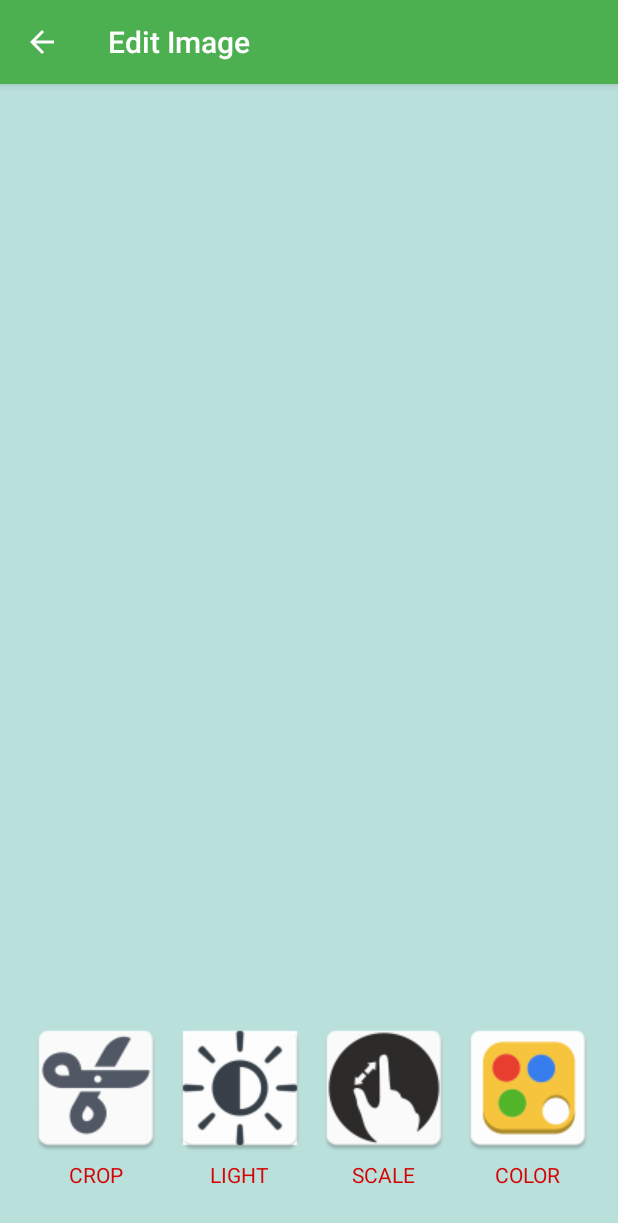
After one commit to tdsang01/photo_album_5, an Android app: the EditImageFunctionsActivity screen opened directly, with no data from a screen before it, on a phone screen of 412 x 824 dp. The commit adds this screen. Shown: the top 1223 px of the screen. Run offline under Robolectric (Android 15) with nearby library versions, the phone set to English and light mode, and no system bars.

Commit message:
Create ui edit image

```diff
--- a/app/src/main/AndroidManifest.xml
+++ b/app/src/main/AndroidManifest.xml
@@ -20,6 +20,7 @@
             </intent-filter>
         </activity>
         <activity android:name=".ui.activity.ImagesActivity"/>
+        <activity android:name=".ui.activity.EditImageFunctionsActivity"/>
     </application>
 
 </manifest>
--- a/app/src/main/java/com/framgia/photoalbum/data/model/ConstantManager.java
+++ b/app/src/main/java/com/framgia/photoalbum/data/model/ConstantManager.java
@@ -3,4 +3,20 @@ package com.framgia.photoalbum.data.model;
 public class ConstantManager {
     public static final int REQUEST_TAKE_IMAGE = 1;
     public static final String ARGUMENT_GET_IMAGE_BITMAP = "data";
+    public static final String ARGUMENT_PUT_IMAGE_INTENT = "image";
+
+    public class FunctionTitle {
+        public static final String EDIT_CROP_IMAGE = "CROP";
+        public static final String EDIT_LIGHT_IMAGE = "LIGHT";
+        public static final String EDIT_SCALE_IMAGE = "SCALE";
+        public static final String EDIT_COLOR_IMAGE = "COLOR";
+        public static final String EDIT_COLOR_BLACK_WHITE_IMAGE = "COLOR B&W";
+        public static final String EDIT_HIGHLIGHT_IMAGE = "HIGHLIGHT";
+        public static final String EDIT_CONTRAST_IMAGE = "CONTRAST";
+        public static final String EDIT_MERGE_IMAGE = "MERGE";
+        public static final String EDIT_COMBINE_IMAGE_AUDIO = "COMBINE";
+        public static final String EDIT_ZOOM_IMAGE = "ZOOM";
+        public static final String EDIT_SLIDE_IMAGE = "SLIDE";
+        public static final String SAVE_IMAGE = "SAVE";
+    }
 }
--- /dev/null
+++ b/app/src/main/java/com/framgia/photoalbum/data/model/EditItem.java
@@ -0,0 +1,30 @@
+package com.framgia.photoalbum.data.model;
+
+/**
+ * Created by SANG-TRAN on 16/01/2017.
+ */
+public class EditItem {
+    private String mTitleItem;
+    private int mImageItem;
+
+    public EditItem(String titleItem, int imageItem) {
+        mTitleItem = titleItem;
+        mImageItem = imageItem;
+    }
+
+    public String getTitleItem() {
+        return mTitleItem;
+    }
+
+    public void setTitleItem(String titleItem) {
+        mTitleItem = titleItem;
+    }
+
+    public int getImageItem() {
+        return mImageItem;
+    }
+
+    public void setImageItem(int imageItem) {
+        mImageItem = imageItem;
+    }
+}
--- /dev/null
+++ b/app/src/main/java/com/framgia/photoalbum/ui/activity/EditImageFunctionsActivity.java
@@ -0,0 +1,154 @@
+package com.framgia.photoalbum.ui.activity;
+
+import android.graphics.Bitmap;
+import android.os.Bundle;
+import android.support.v7.app.AppCompatActivity;
+import android.support.v7.widget.LinearLayoutManager;
+import android.support.v7.widget.RecyclerView;
+import android.view.MenuItem;
+import android.widget.ImageView;
+
+import com.framgia.photoalbum.R;
+import com.framgia.photoalbum.data.model.ConstantManager;
+import com.framgia.photoalbum.data.model.EditItem;
+import com.framgia.photoalbum.ui.adapter.EditImageAdapter;
+
+import java.util.ArrayList;
+
+public class EditImageFunctionsActivity extends AppCompatActivity implements
+    EditImageAdapter.ClickEvent{
+    private Bitmap mImageBitmap;
+    private ImageView mImageEdit;
+    private ArrayList<EditItem> mListFunctionEdit;
+    private RecyclerView mListFunctions;
+
+    @Override
+    protected void onCreate(Bundle savedInstanceState) {
+        super.onCreate(savedInstanceState);
+        setContentView(R.layout.activity_edit_image_functions);
+        setTitle(R.string.activity_title_edit_image);
+        initViews();
+        getImageBitmapEdit();
+    }
+
+    @Override
+    public boolean onOptionsItemSelected(MenuItem item) {
+        if (item.getItemId() == android.R.id.home) {
+            finish();
+        }
+        return super.onOptionsItemSelected(item);
+    }
+
+    private void initViews() {
+        setActionBar();
+        mImageEdit = (ImageView) findViewById(R.id.image_edit);
+        mListFunctions = (RecyclerView) findViewById(R.id.recycle_view_functions);
+        mListFunctionEdit = createListItemEdit();
+        EditImageAdapter adapter = new EditImageAdapter(getApplicationContext(),
+            mListFunctionEdit, this);
+        mListFunctions.setAdapter(adapter);
+        mListFunctions.setLayoutManager(new LinearLayoutManager(
+            getApplicationContext(),
+            LinearLayoutManager.HORIZONTAL, false));
+    }
+
+    public void getImageBitmapEdit(){
+        if (getIntent() == null) return;
+        mImageBitmap = (Bitmap) getIntent().getParcelableExtra(ConstantManager.ARGUMENT_PUT_IMAGE_INTENT);
+        if(mImageBitmap == null) return;
+        mImageEdit.setImageBitmap(mImageBitmap);
+    }
+
+    public void setActionBar() {
+        if (getSupportActionBar() != null) {
+            getSupportActionBar().setDisplayHomeAsUpEnabled(true);
+            getSupportActionBar().setDisplayShowHomeEnabled(true);
+        }
+    }
+
+    public ArrayList<EditItem> createListItemEdit() {
+        ArrayList<EditItem> listItem = new ArrayList<>();
+        listItem.add(new EditItem(
+            ConstantManager.FunctionTitle.EDIT_CROP_IMAGE,
+            R.drawable.ic_crop));
+        listItem.add(new EditItem(
+            ConstantManager.FunctionTitle.EDIT_LIGHT_IMAGE,
+            R.drawable.ic_light));
+        listItem.add(new EditItem(
+            ConstantManager.FunctionTitle.EDIT_SCALE_IMAGE,
+            R.drawable.ic_scale));
+        listItem.add(new EditItem(
+            ConstantManager.FunctionTitle.EDIT_COLOR_IMAGE,
+            R.drawable.ic_color));
+        listItem.add(new EditItem(
+            ConstantManager.FunctionTitle.EDIT_COLOR_BLACK_WHITE_IMAGE,
+            R.drawable.ic_color_b_w));
+        listItem.add(new EditItem(
+            ConstantManager.FunctionTitle.EDIT_CONTRAST_IMAGE,
+            R.drawable.ic_contrast));
+        listItem.add(new EditItem(
+            ConstantManager.FunctionTitle.EDIT_HIGHLIGHT_IMAGE,
+            R.drawable.ic_highlight));
+        listItem.add(new EditItem(
+            ConstantManager.FunctionTitle.EDIT_MERGE_IMAGE,
+            R.drawable.ic_merge));
+        listItem.add(new EditItem(
+            ConstantManager.FunctionTitle.EDIT_COMBINE_IMAGE_AUDIO,
+            R.drawable.ic_combine));
+        listItem.add(new EditItem(
+            ConstantManager.FunctionTitle.EDIT_ZOOM_IMAGE,
+            R.drawable.ic_zoom));
+        listItem.add(new EditItem(
+            ConstantManager.FunctionTitle.EDIT_SLIDE_IMAGE,
+            R.drawable.ic_slide));
+        listItem.add(new EditItem(
+            ConstantManager.FunctionTitle.SAVE_IMAGE,
+            R.drawable.ic_save));
+        return listItem;
+    }
+
+    @Override
+    public void onItemClicked(EditItem item) {
+        switch (item.getTitleItem()) {
+            case ConstantManager.FunctionTitle.EDIT_CROP_IMAGE:
+                //TODO Crop image
+                break;
+            case ConstantManager.FunctionTitle.EDIT_LIGHT_IMAGE:
+                //TODO edit light image
+                break;
+            case ConstantManager.FunctionTitle.EDIT_SCALE_IMAGE:
+                //TODO edit scale image
+                break;
+            case ConstantManager.FunctionTitle.EDIT_COLOR_IMAGE:
+                //TODO edit color image
+                break;
+            case ConstantManager.FunctionTitle.EDIT_COLOR_BLACK_WHITE_IMAGE:
+                //TODO edit color b & w image
+                break;
+            case ConstantManager.FunctionTitle.EDIT_CONTRAST_IMAGE:
+                //TODO edit contrast image
+                break;
+            case ConstantManager.FunctionTitle.EDIT_HIGHLIGHT_IMAGE:
+                //TODO edit highlight image
+                break;
+            case ConstantManager.FunctionTitle.EDIT_MERGE_IMAGE:
+                //TODO merge image
+                break;
+            case ConstantManager.FunctionTitle.EDIT_COMBINE_IMAGE_AUDIO:
+                //TODO combine image and audito to make video
+                break;
+            case ConstantManager.FunctionTitle.EDIT_ZOOM_IMAGE:
+                //TODO zoom image
+                break;
+            case ConstantManager.FunctionTitle.EDIT_SLIDE_IMAGE:
+                //TODO slide image
+                break;
+            case ConstantManager.FunctionTitle.SAVE_IMAGE:
+                //TODO save image
+                break;
+            default:
+                //TODO go to home
+                break;
+        }
+    }
+}
--- a/app/src/main/java/com/framgia/photoalbum/ui/activity/MainActivity.java
+++ b/app/src/main/java/com/framgia/photoalbum/ui/activity/MainActivity.java
@@ -7,11 +7,14 @@ import android.provider.MediaStore;
 import android.support.v7.app.AppCompatActivity;
 import android.view.View;
 import android.widget.Button;
+
 import com.framgia.photoalbum.R;
 import com.framgia.photoalbum.data.model.ConstantManager;
+
 import butterknife.BindView;
 import butterknife.ButterKnife;
 import butterknife.OnClick;
+
 import static com.framgia.photoalbum.data.model.ConstantManager.REQUEST_TAKE_IMAGE;
 
 public class MainActivity extends AppCompatActivity {
@@ -34,18 +37,19 @@ public class MainActivity extends AppCompatActivity {
         startActivity(sdCardIntent);
     }
 
-    public void captureImage(){
+    public void captureImage() {
         Intent capImg = new Intent(MediaStore.ACTION_IMAGE_CAPTURE);
-        if(capImg.resolveActivity(getPackageManager()) != null){
+        if (capImg.resolveActivity(getPackageManager()) != null) {
             startActivityForResult(capImg, ConstantManager.REQUEST_TAKE_IMAGE);
         }
     }
 
     @Override
     protected void onActivityResult(int requestCode, int resultCode, Intent data) {
-        if(requestCode == REQUEST_TAKE_IMAGE && resultCode == RESULT_OK){
+        if (requestCode == REQUEST_TAKE_IMAGE && resultCode == RESULT_OK) {
             Bundle extras = data.getExtras();
             mImageBitmap = (Bitmap) extras.get(ConstantManager.ARGUMENT_GET_IMAGE_BITMAP);
+            moveToEditImageFunctionsActivity(mImageBitmap);
         }
     }
 
@@ -62,4 +66,10 @@ public class MainActivity extends AppCompatActivity {
                 break;
         }
     }
+
+    private void moveToEditImageFunctionsActivity(Bitmap imageBitmap) {
+        Intent i = new Intent(getApplicationContext(), EditImageFunctionsActivity.class);
+        i.putExtra(ConstantManager.ARGUMENT_PUT_IMAGE_INTENT, imageBitmap);
+        startActivity(i);
+    }
 }
--- /dev/null
+++ b/app/src/main/java/com/framgia/photoalbum/ui/adapter/EditImageAdapter.java
@@ -0,0 +1,73 @@
+package com.framgia.photoalbum.ui.adapter;
+
+import android.content.Context;
+import android.support.v7.widget.RecyclerView;
+import android.view.LayoutInflater;
+import android.view.View;
+import android.view.ViewGroup;
+import android.widget.ImageView;
+import android.widget.TextView;
+
+import com.framgia.photoalbum.R;
+import com.framgia.photoalbum.data.model.EditItem;
+
+import java.util.ArrayList;
+
+/**
+ * Created by SANG-TRAN on 16/01/2017.
+ */
+public class EditImageAdapter extends RecyclerView.Adapter<EditImageAdapter.EditImageHolder> {
+    private Context mContext;
+    private ArrayList<EditItem> mListItem;
+    private LayoutInflater mInflater;
+    private ClickEvent mListener;
+
+    public EditImageAdapter(Context context, ArrayList<EditItem> listItem, ClickEvent listener) {
+        mContext = context;
+        mListItem = listItem;
+        mInflater = LayoutInflater.from(context);
+        mListener = listener;
+    }
+
+    @Override
+    public EditImageHolder onCreateViewHolder(ViewGroup parent, int viewType) {
+        View view = mInflater.inflate(R.layout.layout_item_edit_image_function, parent, false);
+        return new EditImageHolder(view);
+    }
+
+    @Override
+    public void onBindViewHolder(EditImageHolder holder, int position) {
+        holder.bindData(mListItem.get(position));
+    }
+
+    @Override
+    public int getItemCount() {
+        return mListItem == null ? 0 : mListItem.size();
+    }
+
+    public interface ClickEvent{
+        void onItemClicked(EditItem item);
+    }
+
+    public class EditImageHolder extends RecyclerView.ViewHolder implements View.OnClickListener {
+        private ImageView mImageItem;
+        private TextView mTextTitle;
+
+        public EditImageHolder(View itemView) {
+            super(itemView);
+            mImageItem = (ImageView) itemView.findViewById(R.id.image_function_item);
+            mTextTitle = (TextView) itemView.findViewById(R.id.text_function_item);
+            itemView.setOnClickListener(this);
+        }
+
+        public void bindData(EditItem item) {
+            mImageItem.setImageResource(item.getImageItem());
+            mTextTitle.setText(item.getTitleItem());
+        }
+
+        @Override
+        public void onClick(View v) {
+            mListener.onItemClicked(mListItem.get(getAdapterPosition()));
+        }
+    }
+}
--- /dev/null
+++ b/app/src/main/res/layout/activity_edit_image_functions.xml
@@ -0,0 +1,28 @@
+<?xml version="1.0" encoding="utf-8"?>
+<RelativeLayout
+    android:id="@+id/activity_edit_image_functions"
+    xmlns:android="http://schemas.android.com/apk/res/android"
+    xmlns:tools="http://schemas.android.com/tools"
+    android:layout_width="match_parent"
+    android:layout_height="match_parent"
+    android:background="@color/color_background_edit_image_functions"
+    android:paddingBottom="@dimen/activity_vertical_margin"
+    android:paddingLeft="@dimen/activity_horizontal_margin"
+    android:paddingRight="@dimen/activity_horizontal_margin"
+    android:paddingTop="@dimen/activity_vertical_margin"
+    tools:context="com.framgia.photoalbum.ui.activity.EditImageFunctionsActivity">
+
+    <ImageView
+        android:id="@+id/image_edit"
+        android:layout_width="wrap_content"
+        android:layout_height="wrap_content"
+        android:layout_centerHorizontal="true"/>
+
+    <android.support.v7.widget.RecyclerView
+        android:id="@+id/recycle_view_functions"
+        android:layout_width="wrap_content"
+        android:layout_height="wrap_content"
+        android:layout_alignParentBottom="true"
+        android:layout_marginBottom="@dimen/recyclerview_margin_bottom"/>
+
+</RelativeLayout>
--- /dev/null
+++ b/app/src/main/res/layout/layout_item_edit_image_function.xml
@@ -0,0 +1,20 @@
+<?xml version="1.0" encoding="utf-8"?>
+<LinearLayout xmlns:android="http://schemas.android.com/apk/res/android"
+              android:layout_width="wrap_content"
+              android:layout_height="wrap_content"
+              android:orientation="vertical">
+
+    <ImageView
+        android:id="@+id/image_function_item"
+        android:layout_width="wrap_content"
+        android:layout_height="wrap_content"
+        android:layout_gravity="center"/>
+
+    <TextView
+        android:id="@+id/text_function_item"
+        android:layout_width="wrap_content"
+        android:layout_height="wrap_content"
+        android:layout_gravity="center"
+        android:textColor="@color/color_layout_item_edit_iamge"/>
+
+</LinearLayout>
--- a/app/src/main/res/values/colors.xml
+++ b/app/src/main/res/values/colors.xml
@@ -5,4 +5,6 @@
     <color name="colorAccent">#FF4081</color>
     <color name="color_green">#4CAF50</color>
     <color name="color_green_white">#81C784</color>
+    <color name="color_background_edit_image_functions">#bae0dc</color>
+    <color name="color_layout_item_edit_iamge">#d50404</color>
 </resources>
--- a/app/src/main/res/values/dimens.xml
+++ b/app/src/main/res/values/dimens.xml
@@ -9,4 +9,7 @@
     <dimen name="card_view_text_size">20sp</dimen>
     <dimen name="card_view_corner_radius">6dp</dimen>
     <dimen name="card_view_margin_bottom">16dp</dimen>
+    <dimen name="image_size_width">300dp</dimen>
+    <dimen name="image_size_height">200dp</dimen>
+    <dimen name="recyclerview_margin_bottom">15dp</dimen>
 </resources>
--- a/app/src/main/res/values/strings.xml
+++ b/app/src/main/res/values/strings.xml
@@ -3,4 +3,5 @@
     <string name="title_choice_a_image">Choice Image</string>
     <string name="button_from_sd_card">From SD Card</string>
     <string name="button_capture_image">Capture Image</string>
+    <string name="activity_title_edit_image">Edit Image</string>
 </resources>
```
